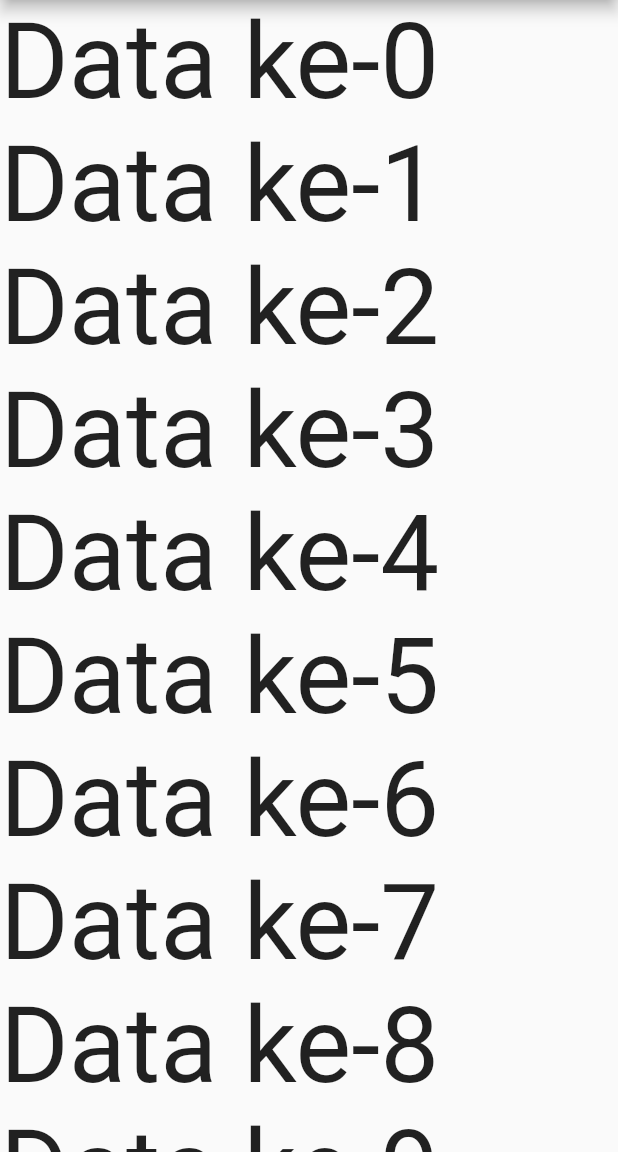
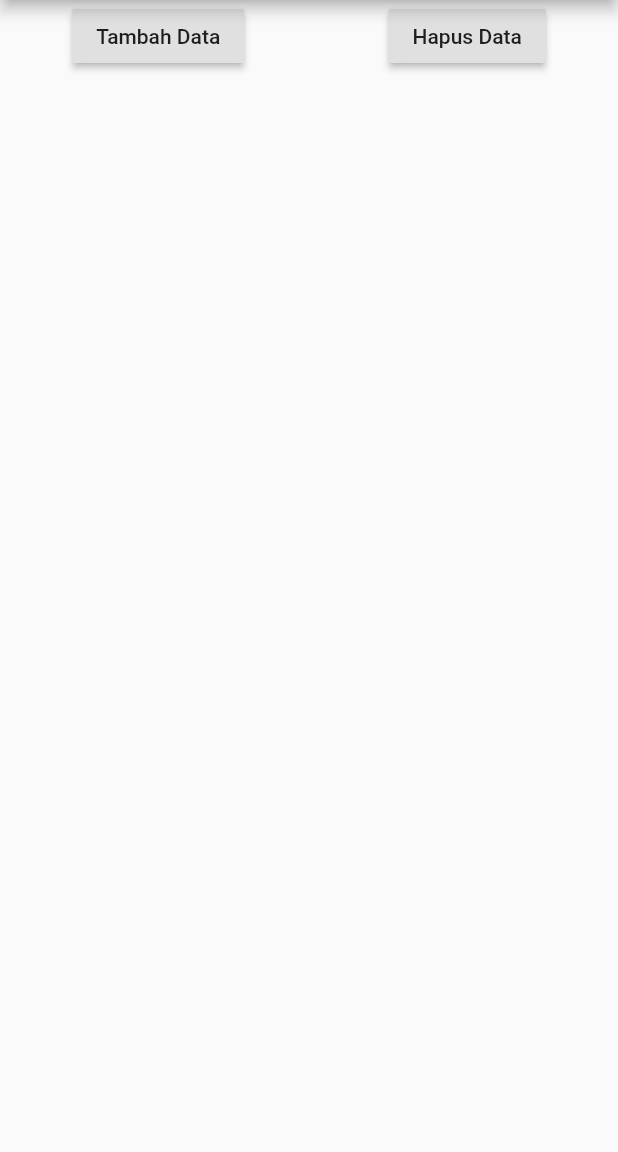
Before and after one commit to hanifiamdev/demo-flutter, a Flutter app: the screen it shows after launch, on a phone screen of 412 x 824 dp, the part 84-1236 px from its top. Run offline on Flutter 3.47's test engine with Material 2 defaults, Android fonts, the phone set to English and light mode, and no system bars.

Commit message:
ListView - Add simulasi Add and Remove Data ListView With Button Trigger

```diff
--- a/listview/lib/main.dart
+++ b/listview/lib/main.dart
@@ -9,15 +9,7 @@ class MyApp extends StatefulWidget {
 
 class _MyAppState extends State<MyApp> {
   List<Widget> widgets = [];
-
-  _MyAppState() {
-    for (int i = 0; i < 15; i++) {
-      widgets.add(Text(
-        "Data ke-" + i.toString(),
-        style: TextStyle(fontSize: 70),
-      ));
-    }
-  }
+  int counter = 1;
 
   @override
   Widget build(BuildContext context) {
@@ -27,7 +19,37 @@ class _MyAppState extends State<MyApp> {
         title: Text("Latihan ListView"),
       ),
       body: ListView(
-        children: widgets,
+        children: <Widget>[
+          Row(
+            mainAxisAlignment:
+                MainAxisAlignment.spaceAround, // sisa space akan dibagi rata
+            children: <Widget>[
+              RaisedButton(
+                  child: Text("Tambah Data"),
+                  onPressed: () {
+                    setState(() {
+                      widgets.add(Text(
+                        "Data ke-" + counter.toString(),
+                        style: TextStyle(fontSize: 35),
+                      ));
+                      counter++;
+                    });
+                  }),
+              RaisedButton(
+                  child: Text("Hapus Data"),
+                  onPressed: () {
+                    setState(() {
+                      widgets.removeLast();
+                      counter--;
+                    });
+                  })
+            ],
+          ),
+          Column(
+            crossAxisAlignment: CrossAxisAlignment.start,
+            children: widgets,
+          )
+        ],
       ),
     ));
   }
```
